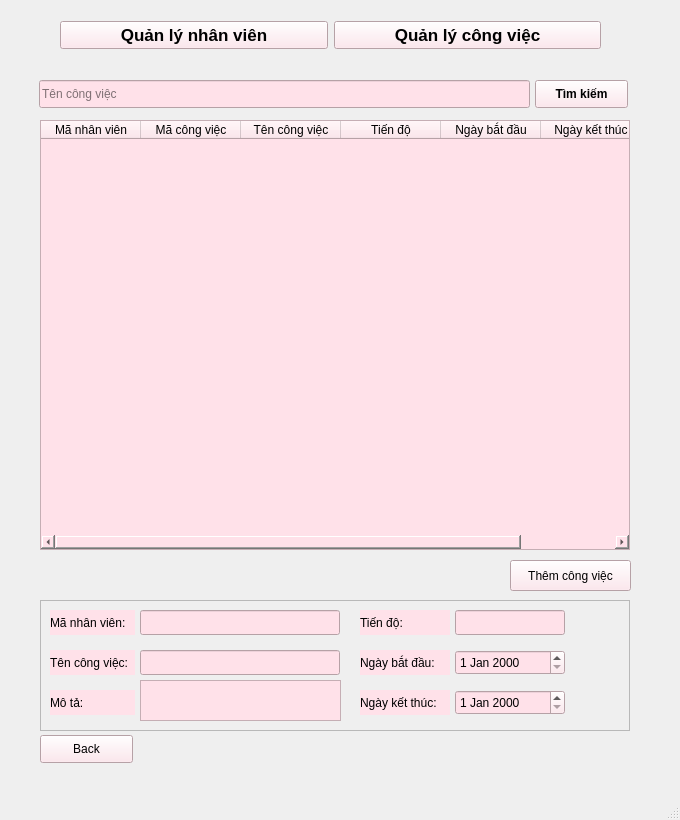
Before: the Qt Designer form templates/task.ui in vanhaydoi/quan-ly-du-an, drawn with Qt 5.
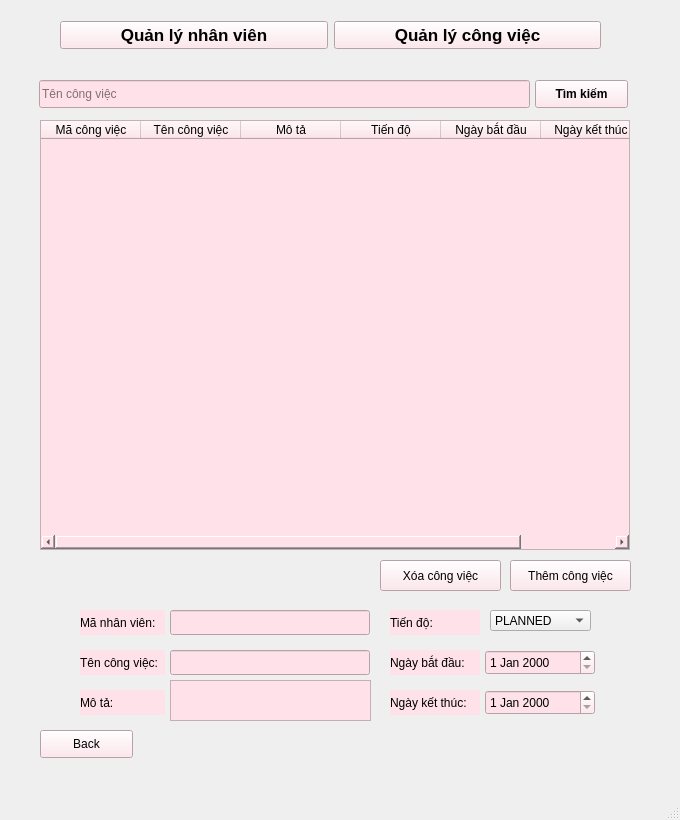
After: the same form once the commit is applied.

```diff
--- a/templates/task.ui
+++ b/templates/task.ui
@@ -31,11 +31,6 @@
     <property name="styleSheet">
      <string notr="true">background-color: rgb(255, 225, 233);</string>
     </property>
-    <column>
-     <property name="text">
-      <string>Mã nhân viên</string>
-     </property>
-    </column>
     <column>
      <property name="text">
       <string>Mã công việc</string>
@@ -46,6 +41,11 @@
       <string>Tên công việc</string>
      </property>
     </column>
+    <column>
+     <property name="text">
+      <string>Mô tả</string>
+     </property>
+    </column>
     <column>
      <property name="text">
       <string>Tiến độ</string>
@@ -62,207 +62,11 @@
      </property>
     </column>
    </widget>
-   <widget class="QFrame" name="frame_add_cong_viec">
-    <property name="geometry">
-     <rect>
-      <x>40</x>
-      <y>600</y>
-      <width>590</width>
-      <height>131</height>
-     </rect>
-    </property>
-    <property name="frameShape">
-     <enum>QFrame::StyledPanel</enum>
-    </property>
-    <property name="frameShadow">
-     <enum>QFrame::Raised</enum>
-    </property>
-    <widget class="QLabel" name="add_manv">
-     <property name="geometry">
-      <rect>
-       <x>10</x>
-       <y>10</y>
-       <width>85</width>
-       <height>25</height>
-      </rect>
-     </property>
-     <property name="font">
-      <font>
-       <weight>50</weight>
-       <bold>false</bold>
-      </font>
-     </property>
-     <property name="styleSheet">
-      <string notr="true">background-color: rgb(255, 225, 233);</string>
-     </property>
-     <property name="text">
-      <string>Mã nhân viên:</string>
-     </property>
-    </widget>
-    <widget class="QLabel" name="add_tien_do">
-     <property name="geometry">
-      <rect>
-       <x>320</x>
-       <y>10</y>
-       <width>90</width>
-       <height>25</height>
-      </rect>
-     </property>
-     <property name="styleSheet">
-      <string notr="true">background-color: rgb(255, 225, 233);</string>
-     </property>
-     <property name="text">
-      <string>Tiến độ:</string>
-     </property>
-    </widget>
-    <widget class="QLabel" name="add_start_date">
-     <property name="geometry">
-      <rect>
-       <x>320</x>
-       <y>50</y>
-       <width>90</width>
-       <height>25</height>
-      </rect>
-     </property>
-     <property name="styleSheet">
-      <string notr="true">background-color: rgb(255, 225, 233);</string>
-     </property>
-     <property name="text">
-      <string>Ngày bắt đầu:</string>
-     </property>
-    </widget>
-    <widget class="QDateEdit" name="get_add_start_date">
-     <property name="geometry">
-      <rect>
-       <x>415</x>
-       <y>50</y>
-       <width>110</width>
-       <height>25</height>
-      </rect>
-     </property>
-     <property name="styleSheet">
-      <string notr="true">background-color: rgb(255, 225, 233);</string>
-     </property>
-    </widget>
-    <widget class="QLabel" name="label_2">
-     <property name="geometry">
-      <rect>
-       <x>10</x>
-       <y>50</y>
-       <width>85</width>
-       <height>25</height>
-      </rect>
-     </property>
-     <property name="styleSheet">
-      <string notr="true">background-color: rgb(255, 225, 233);</string>
-     </property>
-     <property name="text">
-      <string>Tên công việc:</string>
-     </property>
-    </widget>
-    <widget class="QLineEdit" name="get_tennv_2">
-     <property name="geometry">
-      <rect>
-       <x>100</x>
-       <y>50</y>
-       <width>200</width>
-       <height>25</height>
-      </rect>
-     </property>
-     <property name="styleSheet">
-      <string notr="true">background-color: rgb(255, 225, 233);</string>
-     </property>
-    </widget>
-    <widget class="QLabel" name="add_end_date">
-     <property name="geometry">
-      <rect>
-       <x>320</x>
-       <y>90</y>
-       <width>90</width>
-       <height>25</height>
-      </rect>
-     </property>
-     <property name="styleSheet">
-      <string notr="true">background-color: rgb(255, 225, 233);</string>
-     </property>
-     <property name="text">
-      <string>Ngày kết thúc:</string>
-     </property>
-    </widget>
-    <widget class="QLineEdit" name="get_add_manv">
-     <property name="geometry">
-      <rect>
-       <x>100</x>
-       <y>10</y>
-       <width>200</width>
-       <height>25</height>
-      </rect>
-     </property>
-     <property name="styleSheet">
-      <string notr="true">background-color: rgb(255, 225, 233);</string>
-     </property>
-    </widget>
-    <widget class="QDateEdit" name="get_add_end_date_">
-     <property name="geometry">
-      <rect>
-       <x>415</x>
-       <y>90</y>
-       <width>110</width>
-       <height>25</height>
-      </rect>
-     </property>
-     <property name="styleSheet">
-      <string notr="true">background-color: rgb(255, 225, 233);</string>
-     </property>
-    </widget>
-    <widget class="QLineEdit" name="get_add_tien_do">
-     <property name="geometry">
-      <rect>
-       <x>415</x>
-       <y>10</y>
-       <width>110</width>
-       <height>25</height>
-      </rect>
-     </property>
-     <property name="styleSheet">
-      <string notr="true">background-color: rgb(255, 225, 233);</string>
-     </property>
-    </widget>
-    <widget class="QTextEdit" name="description">
-     <property name="geometry">
-      <rect>
-       <x>100</x>
-       <y>80</y>
-       <width>201</width>
-       <height>41</height>
-      </rect>
-     </property>
-     <property name="styleSheet">
-      <string notr="true">background-color: rgb(255, 225, 233);</string>
-     </property>
-    </widget>
-    <widget class="QLabel" name="label_3">
-     <property name="geometry">
-      <rect>
-       <x>10</x>
-       <y>90</y>
-       <width>85</width>
-       <height>25</height>
-      </rect>
-     </property>
-     <property name="styleSheet">
-      <string notr="true">background-color: rgb(255, 225, 233);</string>
-     </property>
-     <property name="text">
-      <string>Mô tả:</string>
-     </property>
-    </widget>
-   </widget>
    <widget class="QPushButton" name="back_2">
     <property name="geometry">
      <rect>
       <x>40</x>
-      <y>735</y>
+      <y>730</y>
       <width>93</width>
       <height>28</height>
      </rect>
@@ -401,6 +205,214 @@
      <string>Thêm công việc</string>
     </property>
    </widget>
+   <widget class="QDateEdit" name="get_add_end_date_">
+    <property name="geometry">
+     <rect>
+      <x>485</x>
+      <y>690</y>
+      <width>110</width>
+      <height>25</height>
+     </rect>
+    </property>
+    <property name="styleSheet">
+     <string notr="true">background-color: rgb(255, 225, 233);</string>
+    </property>
+   </widget>
+   <widget class="QLabel" name="add_end_date">
+    <property name="geometry">
+     <rect>
+      <x>390</x>
+      <y>690</y>
+      <width>90</width>
+      <height>25</height>
+     </rect>
+    </property>
+    <property name="styleSheet">
+     <string notr="true">background-color: rgb(255, 225, 233);</string>
+    </property>
+    <property name="text">
+     <string>Ngày kết thúc:</string>
+    </property>
+   </widget>
+   <widget class="QLabel" name="add_manv">
+    <property name="geometry">
+     <rect>
+      <x>80</x>
+      <y>610</y>
+      <width>85</width>
+      <height>25</height>
+     </rect>
+    </property>
+    <property name="font">
+     <font>
+      <weight>50</weight>
+      <bold>false</bold>
+     </font>
+    </property>
+    <property name="styleSheet">
+     <string notr="true">background-color: rgb(255, 225, 233);</string>
+    </property>
+    <property name="text">
+     <string>Mã nhân viên:</string>
+    </property>
+   </widget>
+   <widget class="QLabel" name="add_tien_do">
+    <property name="geometry">
+     <rect>
+      <x>390</x>
+      <y>610</y>
+      <width>90</width>
+      <height>25</height>
+     </rect>
+    </property>
+    <property name="styleSheet">
+     <string notr="true">background-color: rgb(255, 225, 233);</string>
+    </property>
+    <property name="text">
+     <string>Tiến độ:</string>
+    </property>
+   </widget>
+   <widget class="QDateEdit" name="get_add_start_date">
+    <property name="geometry">
+     <rect>
+      <x>485</x>
+      <y>650</y>
+      <width>110</width>
+      <height>25</height>
+     </rect>
+    </property>
+    <property name="styleSheet">
+     <string notr="true">background-color: rgb(255, 225, 233);</string>
+    </property>
+   </widget>
+   <widget class="QLabel" name="label_3">
+    <property name="geometry">
+     <rect>
+      <x>80</x>
+      <y>690</y>
+      <width>85</width>
+      <height>25</height>
+     </rect>
+    </property>
+    <property name="styleSheet">
+     <string notr="true">background-color: rgb(255, 225, 233);</string>
+    </property>
+    <property name="text">
+     <string>Mô tả:</string>
+    </property>
+   </widget>
+   <widget class="QLabel" name="add_start_date">
+    <property name="geometry">
+     <rect>
+      <x>390</x>
+      <y>650</y>
+      <width>90</width>
+      <height>25</height>
+     </rect>
+    </property>
+    <property name="styleSheet">
+     <string notr="true">background-color: rgb(255, 225, 233);</string>
+    </property>
+    <property name="text">
+     <string>Ngày bắt đầu:</string>
+    </property>
+   </widget>
+   <widget class="QLineEdit" name="get_tennv_2">
+    <property name="geometry">
+     <rect>
+      <x>170</x>
+      <y>650</y>
+      <width>200</width>
+      <height>25</height>
+     </rect>
+    </property>
+    <property name="styleSheet">
+     <string notr="true">background-color: rgb(255, 225, 233);</string>
+    </property>
+   </widget>
+   <widget class="QComboBox" name="status">
+    <property name="geometry">
+     <rect>
+      <x>490</x>
+      <y>610</y>
+      <width>101</width>
+      <height>21</height>
+     </rect>
+    </property>
+    <item>
+     <property name="text">
+      <string>PLANNED</string>
+     </property>
+    </item>
+    <item>
+     <property name="text">
+      <string>INPROGRESS</string>
+     </property>
+    </item>
+    <item>
+     <property name="text">
+      <string>DONE</string>
+     </property>
+    </item>
+   </widget>
+   <widget class="QLineEdit" name="get_add_manv">
+    <property name="geometry">
+     <rect>
+      <x>170</x>
+      <y>610</y>
+      <width>200</width>
+      <height>25</height>
+     </rect>
+    </property>
+    <property name="styleSheet">
+     <string notr="true">background-color: rgb(255, 225, 233);</string>
+    </property>
+   </widget>
+   <widget class="QLabel" name="label_2">
+    <property name="geometry">
+     <rect>
+      <x>80</x>
+      <y>650</y>
+      <width>85</width>
+      <height>25</height>
+     </rect>
+    </property>
+    <property name="styleSheet">
+     <string notr="true">background-color: rgb(255, 225, 233);</string>
+    </property>
+    <property name="text">
+     <string>Tên công việc:</string>
+    </property>
+   </widget>
+   <widget class="QTextEdit" name="description">
+    <property name="geometry">
+     <rect>
+      <x>170</x>
+      <y>680</y>
+      <width>201</width>
+      <height>41</height>
+     </rect>
+    </property>
+    <property name="styleSheet">
+     <string notr="true">background-color: rgb(255, 225, 233);</string>
+    </property>
+   </widget>
+   <widget class="QPushButton" name="delete_cong_viec">
+    <property name="geometry">
+     <rect>
+      <x>380</x>
+      <y>560</y>
+      <width>121</width>
+      <height>31</height>
+     </rect>
+    </property>
+    <property name="styleSheet">
+     <string notr="true">background-color: rgb(255, 225, 233);</string>
+    </property>
+    <property name="text">
+     <string>Xóa công việc</string>
+    </property>
+   </widget>
   </widget>
   <widget class="QMenuBar" name="menubar">
    <property name="geometry">
```
